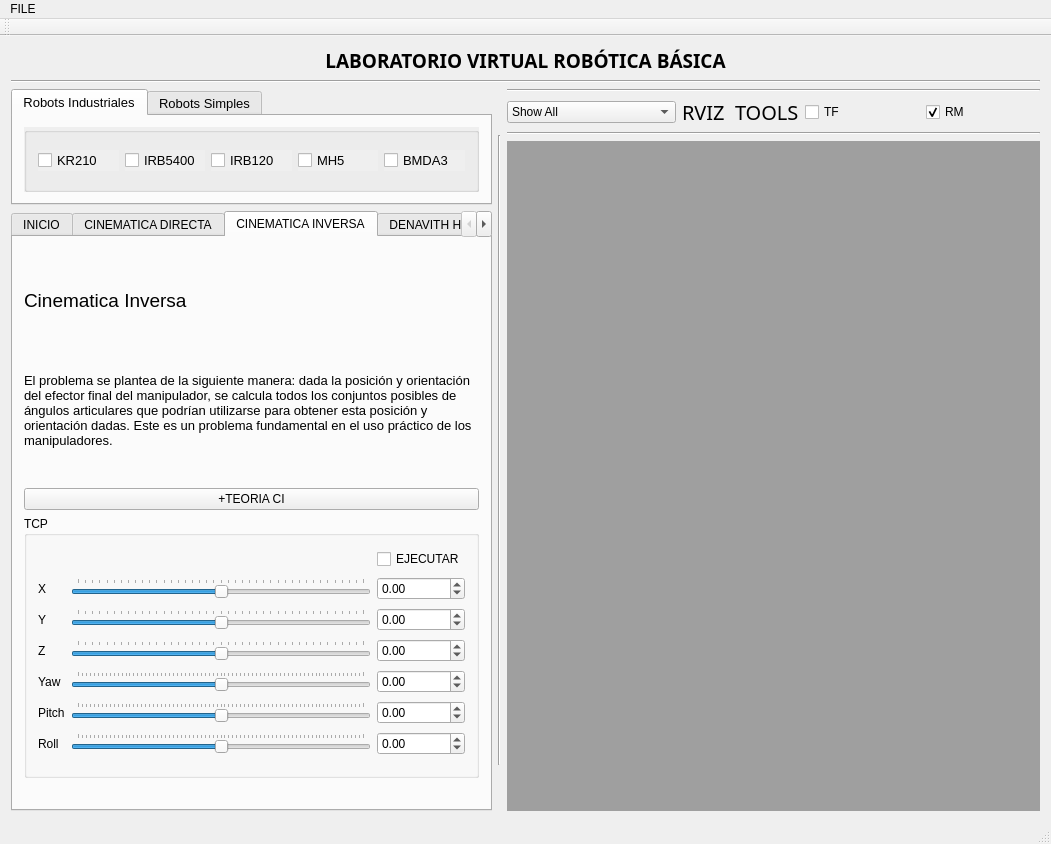
This is ui/rosgui.ui in myalfred03/rvizglabre as Qt 5 draws it before an edit. The edited form follows.
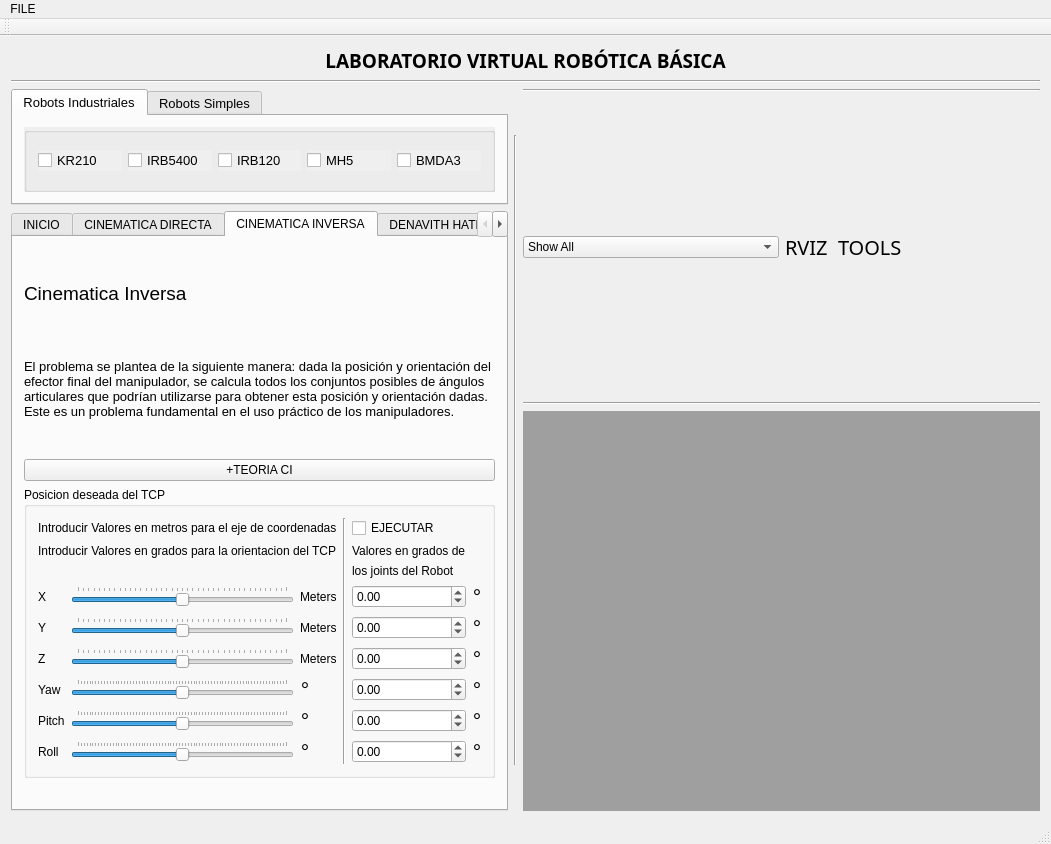
This is the edited form. Icons and pictures are not drawn.

Commit message: label grade meters

The edit to the form file:
```diff
--- a/ui/rosgui.ui
+++ b/ui/rosgui.ui
@@ -696,24 +696,48 @@
                 <item row="0" column="0">
                  <widget class="QGroupBox" name="groupBox">
                   <property name="title">
-                   <string>TCP</string>
+                   <string>Posicion deseada del TCP</string>
                   </property>
                   <layout class="QGridLayout" name="gridLayout_14">
-                   <item row="0" column="2">
+                   <item row="0" column="0" colspan="3">
+                    <widget class="QLabel" name="label_38">
+                     <property name="text">
+                      <string>Introducir Valores en metros para el eje de coordenadas</string>
+                     </property>
+                     <property name="wordWrap">
+                      <bool>true</bool>
+                     </property>
+                    </widget>
+                   </item>
+                   <item row="2" column="6">
+                    <widget class="QLabel" name="label_41">
+                     <property name="text">
+                      <string>los joints del Robot</string>
+                     </property>
+                    </widget>
+                   </item>
+                   <item row="0" column="6">
                     <widget class="QCheckBox" name="checkBox">
                      <property name="text">
                       <string>EJECUTAR</string>
                      </property>
                     </widget>
                    </item>
-                   <item row="1" column="0">
+                   <item row="3" column="2">
+                    <widget class="QLabel" name="label_32">
+                     <property name="text">
+                      <string>Meters</string>
+                     </property>
+                    </widget>
+                   </item>
+                   <item row="3" column="0">
                     <widget class="QLabel" name="label_2">
                      <property name="text">
                       <string>X</string>
                      </property>
                     </widget>
                    </item>
-                   <item row="1" column="1">
+                   <item row="3" column="1">
                     <widget class="QSlider" name="xSlider">
                      <property name="minimum">
                       <number>-100</number>
@@ -735,7 +759,7 @@
                      </property>
                     </widget>
                    </item>
-                   <item row="1" column="2">
+                   <item row="3" column="6">
                     <widget class="QDoubleSpinBox" name="xBox">
                      <property name="minimumSize">
                       <size>
@@ -757,14 +781,14 @@
                      </property>
                     </widget>
                    </item>
-                   <item row="2" column="0">
+                   <item row="4" column="0">
                     <widget class="QLabel" name="label_4">
                      <property name="text">
                       <string>Y</string>
                      </property>
                     </widget>
                    </item>
-                   <item row="2" column="1">
+                   <item row="4" column="1">
                     <widget class="QSlider" name="ySlider">
                      <property name="minimum">
                       <number>-100</number>
@@ -786,7 +810,7 @@
                      </property>
                     </widget>
                    </item>
-                   <item row="2" column="2">
+                   <item row="4" column="6">
                     <widget class="QDoubleSpinBox" name="yBox">
                      <property name="minimumSize">
                       <size>
@@ -808,14 +832,14 @@
                      </property>
                     </widget>
                    </item>
-                   <item row="3" column="0">
+                   <item row="5" column="0">
                     <widget class="QLabel" name="label_19">
                      <property name="text">
                       <string>Z</string>
                      </property>
                     </widget>
                    </item>
-                   <item row="3" column="1">
+                   <item row="5" column="1">
                     <widget class="QSlider" name="zSlider">
                      <property name="minimum">
                       <number>-100</number>
@@ -840,7 +864,7 @@
                      </property>
                     </widget>
                    </item>
-                   <item row="3" column="2">
+                   <item row="5" column="6">
                     <widget class="QDoubleSpinBox" name="zBox">
                      <property name="minimumSize">
                       <size>
@@ -862,14 +886,14 @@
                      </property>
                     </widget>
                    </item>
-                   <item row="4" column="0">
+                   <item row="6" column="0">
                     <widget class="QLabel" name="label_16">
                      <property name="text">
                       <string>Yaw</string>
                      </property>
                     </widget>
                    </item>
-                   <item row="4" column="1">
+                   <item row="6" column="1">
                     <widget class="QSlider" name="yawSlider">
                      <property name="minimum">
                       <number>-180</number>
@@ -894,7 +918,7 @@
                      </property>
                     </widget>
                    </item>
-                   <item row="4" column="2">
+                   <item row="6" column="6">
                     <widget class="QDoubleSpinBox" name="yawBox">
                      <property name="minimumSize">
                       <size>
@@ -916,14 +940,14 @@
                      </property>
                     </widget>
                    </item>
-                   <item row="5" column="0">
+                   <item row="7" column="0">
                     <widget class="QLabel" name="label_17">
                      <property name="text">
                       <string>Pitch</string>
                      </property>
                     </widget>
                    </item>
-                   <item row="5" column="1">
+                   <item row="7" column="1">
                     <widget class="QSlider" name="pitchSlider">
                      <property name="minimum">
                       <number>-180</number>
@@ -948,7 +972,7 @@
                      </property>
                     </widget>
                    </item>
-                   <item row="5" column="2">
+                   <item row="7" column="6">
                     <widget class="QDoubleSpinBox" name="pitchBox">
                      <property name="minimumSize">
                       <size>
@@ -970,14 +994,14 @@
                      </property>
                     </widget>
                    </item>
-                   <item row="6" column="0">
+                   <item row="8" column="0">
                     <widget class="QLabel" name="label_18">
                      <property name="text">
                       <string>Roll</string>
                      </property>
                     </widget>
                    </item>
-                   <item row="6" column="1">
+                   <item row="8" column="1">
                     <widget class="QSlider" name="rollSlider">
                      <property name="minimum">
                       <number>-180</number>
@@ -1002,7 +1026,7 @@
                      </property>
                     </widget>
                    </item>
-                   <item row="6" column="2">
+                   <item row="8" column="6">
                     <widget class="QDoubleSpinBox" name="rollBox">
                      <property name="minimumSize">
                       <size>
@@ -1024,6 +1048,158 @@
                      </property>
                     </widget>
                    </item>
+                   <item row="5" column="2">
+                    <widget class="QLabel" name="label_34">
+                     <property name="text">
+                      <string>Meters</string>
+                     </property>
+                    </widget>
+                   </item>
+                   <item row="6" column="2">
+                    <widget class="QLabel" name="label_35">
+                     <property name="font">
+                      <font>
+                       <pointsize>16</pointsize>
+                       <italic>true</italic>
+                      </font>
+                     </property>
+                     <property name="text">
+                      <string>°</string>
+                     </property>
+                    </widget>
+                   </item>
+                   <item row="7" column="2">
+                    <widget class="QLabel" name="label_36">
+                     <property name="font">
+                      <font>
+                       <pointsize>16</pointsize>
+                       <italic>true</italic>
+                      </font>
+                     </property>
+                     <property name="text">
+                      <string>°</string>
+                     </property>
+                    </widget>
+                   </item>
+                   <item row="4" column="2">
+                    <widget class="QLabel" name="label_33">
+                     <property name="text">
+                      <string>Meters</string>
+                     </property>
+                    </widget>
+                   </item>
+                   <item row="1" column="6">
+                    <widget class="QLabel" name="label_40">
+                     <property name="text">
+                      <string>Valores en grados de</string>
+                     </property>
+                    </widget>
+                   </item>
+                   <item row="8" column="2">
+                    <widget class="QLabel" name="label_37">
+                     <property name="font">
+                      <font>
+                       <pointsize>16</pointsize>
+                       <italic>true</italic>
+                      </font>
+                     </property>
+                     <property name="text">
+                      <string>°</string>
+                     </property>
+                    </widget>
+                   </item>
+                   <item row="3" column="7">
+                    <widget class="QLabel" name="label_42">
+                     <property name="font">
+                      <font>
+                       <pointsize>16</pointsize>
+                       <italic>true</italic>
+                      </font>
+                     </property>
+                     <property name="text">
+                      <string>°</string>
+                     </property>
+                    </widget>
+                   </item>
+                   <item row="1" column="0" colspan="3">
+                    <widget class="QLabel" name="label_39">
+                     <property name="text">
+                      <string>Introducir Valores en grados para la orientacion del TCP</string>
+                     </property>
+                    </widget>
+                   </item>
+                   <item row="0" column="3" rowspan="9">
+                    <widget class="Line" name="line_2">
+                     <property name="orientation">
+                      <enum>Qt::Vertical</enum>
+                     </property>
+                    </widget>
+                   </item>
+                   <item row="4" column="7">
+                    <widget class="QLabel" name="label_43">
+                     <property name="font">
+                      <font>
+                       <pointsize>16</pointsize>
+                       <italic>true</italic>
+                      </font>
+                     </property>
+                     <property name="text">
+                      <string>°</string>
+                     </property>
+                    </widget>
+                   </item>
+                   <item row="5" column="7">
+                    <widget class="QLabel" name="label_44">
+                     <property name="font">
+                      <font>
+                       <pointsize>16</pointsize>
+                       <italic>true</italic>
+                      </font>
+                     </property>
+                     <property name="text">
+                      <string>°</string>
+                     </property>
+                    </widget>
+                   </item>
+                   <item row="6" column="7">
+                    <widget class="QLabel" name="label_45">
+                     <property name="font">
+                      <font>
+                       <pointsize>16</pointsize>
+                       <italic>true</italic>
+                      </font>
+                     </property>
+                     <property name="text">
+                      <string>°</string>
+                     </property>
+                    </widget>
+                   </item>
+                   <item row="7" column="7">
+                    <widget class="QLabel" name="label_46">
+                     <property name="font">
+                      <font>
+                       <pointsize>16</pointsize>
+                       <italic>true</italic>
+                      </font>
+                     </property>
+                     <property name="text">
+                      <string>°</string>
+                     </property>
+                    </widget>
+                   </item>
+                   <item row="8" column="7">
+                    <widget class="QLabel" name="label_47">
+                     <property name="font">
+                      <font>
+                       <pointsize>16</pointsize>
+                       <italic>true</italic>
+                      </font>
+                     </property>
+                     <property name="text">
+                      <string>°</string>
+                     </property>
+                    </widget>
+                   </item>
                   </layout>
                  </widget>
                 </item>
@@ -1417,23 +1593,6 @@
               </property>
              </widget>
             </item>
-            <item>
-             <widget class="QCheckBox" name="checkBox_2">
-              <property name="text">
-               <string>TF </string>
-              </property>
-             </widget>
-            </item>
-            <item>
-             <widget class="QCheckBox" name="checkBox_3">
-              <property name="text">
-               <string>RM</string>
-              </property>
-              <property name="checked">
-               <bool>true</bool>
-              </property>
-             </widget>
-            </item>
            </layout>
           </item>
           <item>
```
Left out of the diff: 290 changed lines with no effect on the pictures. The commit also changes 1 other file.
